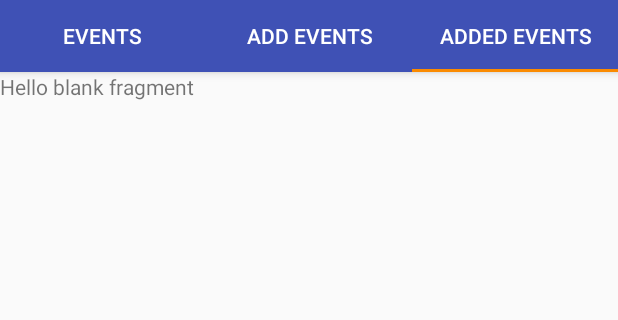
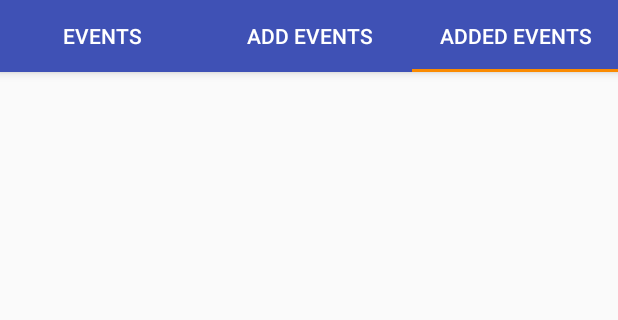
Before and after one commit to atm98/nearME, an Android app: the fragment AddNewEventFragment placed in its activity, tab 3 chosen, on a phone screen of 412 x 824 dp, the part 75-395 px from its top. Run offline under Robolectric (Android 15) with nearby library versions, the phone set to English and light mode, and no system bars; our stand-ins replace Firebase (no records; nobody signed in at launch, a user with empty details on screens opened directly); libraries missing offline, so code that uses them is left out: com.theartofdev.edmodo.

Commit message:
Third Commit

```diff
--- a/app/build.gradle
+++ b/app/build.gradle
@@ -43,5 +43,6 @@ dependencies {
     androidTestImplementation 'com.android.support.test.espresso:espresso-core:3.0.1'
     implementation 'com.android.support:design:26.1.0'
 
+
 }
 apply plugin: 'com.google.gms.google-services'
--- a/app/src/main/AndroidManifest.xml
+++ b/app/src/main/AndroidManifest.xml
@@ -34,6 +34,8 @@
         <activity android:name=".HomeActivity">
 
         </activity>
+        <activity android:name="com.theartofdev.edmodo.cropper.CropImageActivity"
+            android:theme="@style/Base.Theme.AppCompat"/>
         <meta-data
             android:name="com.google.android.gms.version"
             android:value="@integer/google_play_services_version" />
--- a/app/src/main/java/com/agnt45/nearme/AddNewEventFragment.java
+++ b/app/src/main/java/com/agnt45/nearme/AddNewEventFragment.java
@@ -77,7 +77,7 @@ public class AddNewEventFragment extends Fragment {
     ProgressDialog progressDialog;
 
     int PLACE_PICKER_REQUEST=1;
-    private Uri downloadurl;
+    private String downloadurl;
 
     public AddNewEventFragment() {
         // Required empty public constructor
@@ -165,7 +165,8 @@ public class AddNewEventFragment extends Fragment {
                 CropImage.activity()
                         .setGuidelines(CropImageView.Guidelines.ON)
                         .setAspectRatio(1,1)
-                        .start(getActivity());
+                        .start(getContext(),AddNewEventFragment.this);
+
             }
         });
         UplaoadData.setOnClickListener(new View.OnClickListener() {
@@ -228,17 +229,16 @@ public class AddNewEventFragment extends Fragment {
                     progressDialog.setCanceledOnTouchOutside(false);
                     StorageReference storageReference = FirebaseStorage.getInstance().getReference().
                             child("Users").child("MyEvents").child(eventdesc.getEditText().getText().toString());
-                    storageReference.putFile(resultUri).addOnSuccessListener(new OnSuccessListener<UploadTask.TaskSnapshot>() {
+                    storageReference.putFile(resultUri).addOnCompleteListener(new OnCompleteListener<UploadTask.TaskSnapshot>() {
                         @Override
-                        public void onSuccess(UploadTask.TaskSnapshot taskSnapshot) {
-                            progressDialog.dismiss();
-                            downloadurl = taskSnapshot.getDownloadUrl();
-
-                        }
-                    }).addOnFailureListener(new OnFailureListener() {
-                        @Override
-                        public void onFailure(@NonNull Exception e) {
-                            progressDialog.hide();
+                        public void onComplete(@NonNull Task<UploadTask.TaskSnapshot> task) {
+                            if(task.isSuccessful()){
+                                progressDialog.dismiss();
+                                downloadurl = task.getResult().getDownloadUrl().toString();
+                            }
+                            else{
+                                progressDialog.hide();
+                            }
                         }
                     });
 
--- a/app/src/main/res/layout/fragment_events_added_history.xml
+++ b/app/src/main/res/layout/fragment_events_added_history.xml
@@ -5,9 +5,10 @@
     tools:context="com.agnt45.nearme.EventsAddedHistoryFragment">
 
     <!-- TODO: Update blank fragment layout -->
-    <TextView
+
+    <android.support.v7.widget.RecyclerView
         android:layout_width="match_parent"
         android:layout_height="match_parent"
-        android:text="@string/hello_blank_fragment" />
+        />
 
 </FrameLayout>
```
Also changed, not shown: app/src/main/res/layout/event_list_item.xml (added, +59 -0 lines).
